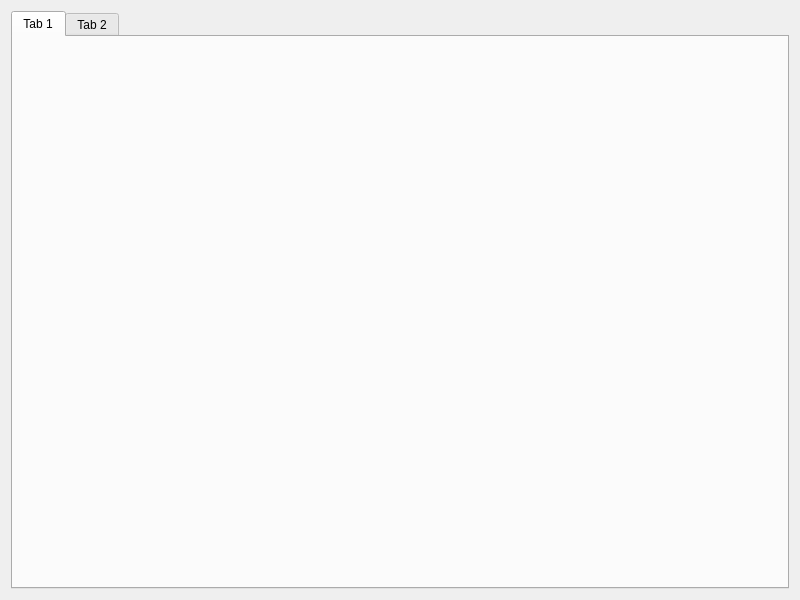
This is IG/responsableIG/fusionResponsableIG/fusionresponsableig.ui in 4mbroise/goodBasket as Qt 5 draws it before an edit. The edited form follows.
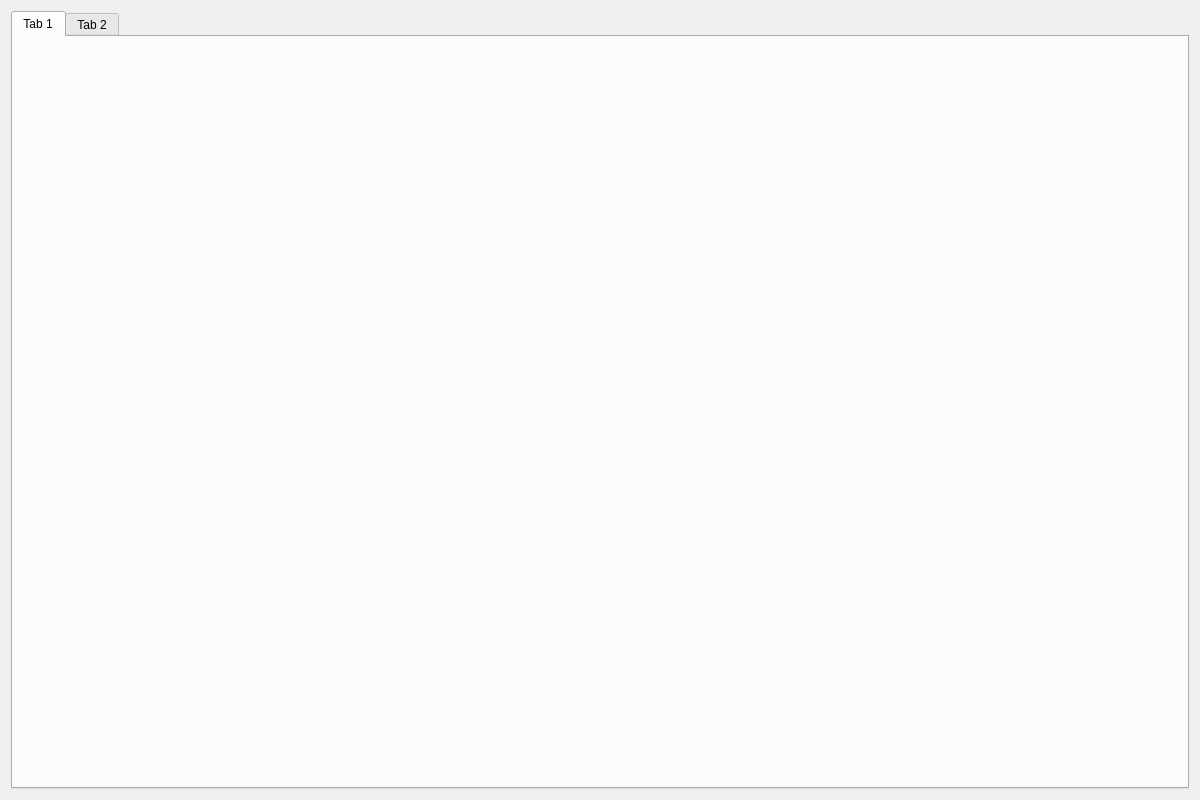
This is the edited form.

```diff
--- a/IG/responsableIG/fusionResponsableIG/fusionresponsableig.ui
+++ b/IG/responsableIG/fusionResponsableIG/fusionresponsableig.ui
@@ -6,8 +6,8 @@
    <rect>
     <x>0</x>
     <y>0</y>
-    <width>800</width>
-    <height>600</height>
+    <width>1200</width>
+    <height>800</height>
    </rect>
   </property>
   <property name="windowTitle">
```
